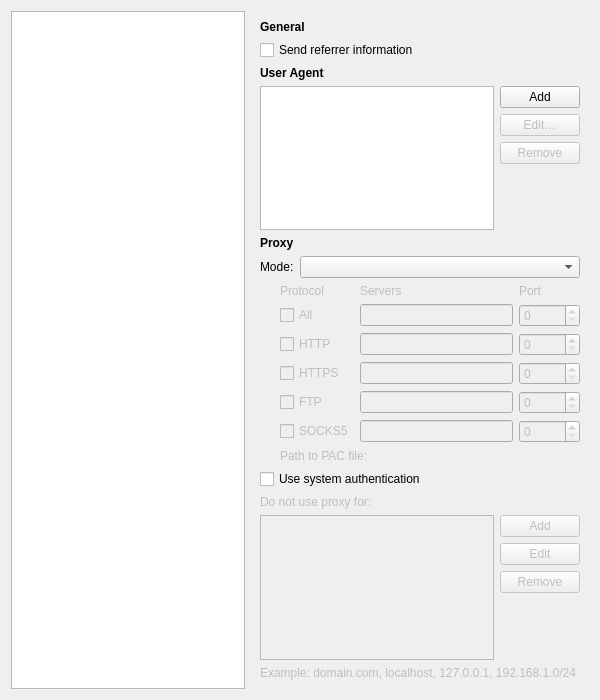
This is src/ui/preferences/PreferencesAdvancedPageWidget.ui in OtterBrowser/otter-browser as Qt 5 draws it before an edit. The edited form follows.
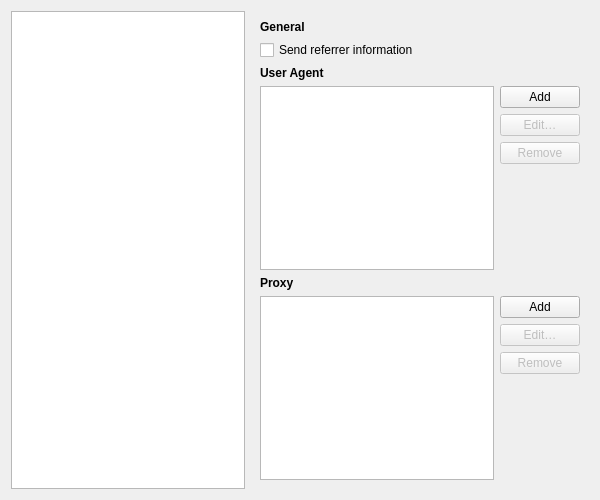
This is the edited form. The open tabs and pages were chosen to show the change. Custom widgets are drawn as their Qt base class.

Commit message: Drop old proxy configuration UI, references #785

Diff of the .ui file:
```diff
--- a/src/ui/preferences/PreferencesAdvancedPageWidget.ui
+++ b/src/ui/preferences/PreferencesAdvancedPageWidget.ui
@@ -7,7 +7,7 @@
     <x>0</x>
     <y>0</y>
     <width>600</width>
-    <height>700</height>
+    <height>500</height>
    </rect>
   </property>
   <layout class="QHBoxLayout" name="horizontalLayout">
@@ -673,7 +673,7 @@
      <widget class="QWidget" name="programsPage"/>
      <widget class="QWidget" name="historyPage"/>
      <widget class="QWidget" name="networkPage">
-      <layout class="QVBoxLayout" name="networkPageLayout" stretch="0,0,0,0,0,0,0,0,0,0">
+      <layout class="QVBoxLayout" name="networkPageLayout" stretch="0,0,0,1,0,1,0">
        <item>
         <widget class="QLabel" name="advancedGeneralHeader">
          <property name="font">
@@ -791,327 +791,75 @@
         </widget>
        </item>
        <item>
-        <layout class="QFormLayout" name="proxyModeLayout">
-         <item row="0" column="0">
-          <widget class="QLabel" name="proxyModeLabel">
-           <property name="text">
-            <string>Mode:</string>
+        <layout class="QHBoxLayout" name="proxiesLayout">
+         <item>
+          <widget class="Otter::ItemViewWidget" name="proxiesViewWidget">
+           <property name="editTriggers">
+            <set>QAbstractItemView::NoEditTriggers</set>
            </property>
-           <property name="buddy">
-            <cstring>proxyModeComboBox</cstring>
-           </property>
-          </widget>
-         </item>
-         <item row="0" column="1">
-          <widget class="QComboBox" name="proxyModeComboBox">
-           <property name="enabled">
+           <property name="dragEnabled">
             <bool>true</bool>
            </property>
-          </widget>
-         </item>
-        </layout>
-       </item>
-       <item>
-        <layout class="QHBoxLayout" name="proxyConfigurationLayout">
-         <item>
-          <spacer name="proxyConfigurationSpacer">
-           <property name="orientation">
-            <enum>Qt::Horizontal</enum>
+           <property name="dragDropMode">
+            <enum>QAbstractItemView::DragDrop</enum>
            </property>
-           <property name="sizeType">
-            <enum>QSizePolicy::Fixed</enum>
+           <property name="defaultDropAction">
+            <enum>Qt::MoveAction</enum>
            </property>
-           <property name="sizeHint" stdset="0">
-            <size>
-             <width>20</width>
-             <height>0</height>
-            </size>
+           <property name="alternatingRowColors">
+            <bool>true</bool>
            </property>
-          </spacer>
+           <attribute name="headerDefaultSectionSize">
+            <number>250</number>
+           </attribute>
+          </widget>
          </item>
          <item>
-          <layout class="QVBoxLayout" name="proxyConfigurationModesLayout">
+          <layout class="QVBoxLayout" name="proxiesButtonsLayout">
            <item>
-            <widget class="QWidget" name="manualProxyConfigurationWidget" native="true">
+            <widget class="QPushButton" name="proxiesAddButton">
+             <property name="text">
+              <string>Add</string>
+             </property>
+            </widget>
+           </item>
+           <item>
+            <widget class="QPushButton" name="proxiesEditButton">
              <property name="enabled">
               <bool>false</bool>
              </property>
-             <layout class="QGridLayout" name="manualProxyConfigurationLayout">
-              <property name="leftMargin">
-               <number>0</number>
-              </property>
-              <property name="topMargin">
-               <number>0</number>
-              </property>
-              <property name="rightMargin">
-               <number>0</number>
-              </property>
-              <property name="bottomMargin">
-               <number>0</number>
-              </property>
-              <item row="2" column="1">
-               <widget class="QLineEdit" name="httpProxyServersLineEdit">
-                <property name="enabled">
-                 <bool>false</bool>
-                </property>
-               </widget>
-              </item>
-              <item row="2" column="2">
-               <widget class="QSpinBox" name="httpProxyPortSpinBox">
-                <property name="enabled">
-                 <bool>false</bool>
-                </property>
-                <property name="maximum">
-                 <number>65535</number>
-                </property>
-               </widget>
-              </item>
-              <item row="3" column="2">
-               <widget class="QSpinBox" name="httpsProxyPortSpinBox">
-                <property name="enabled">
-                 <bool>false</bool>
-                </property>
-                <property name="maximum">
-                 <number>65535</number>
-                </property>
-               </widget>
-              </item>
-              <item row="3" column="1">
-               <widget class="QLineEdit" name="httpsProxyServersLineEdit">
-                <property name="enabled">
-                 <bool>false</bool>
-                </property>
-               </widget>
-              </item>
-              <item row="5" column="2">
-               <widget class="QSpinBox" name="socksProxyPortSpinBox">
-                <property name="enabled">
-                 <bool>false</bool>
-                </property>
-                <property name="maximum">
-                 <number>65535</number>
-                </property>
-               </widget>
-              </item>
-              <item row="4" column="2">
-               <widget class="QSpinBox" name="ftpProxyPortSpinBox">
-                <property name="enabled">
-                 <bool>false</bool>
-                </property>
-                <property name="maximum">
-                 <number>65535</number>
-                </property>
-               </widget>
-              </item>
-              <item row="0" column="2">
-               <widget class="QLabel" name="proxyPortLabel">
-                <property name="text">
-                 <string>Port</string>
-                </property>
-               </widget>
-              </item>
-              <item row="0" column="0">
-               <widget class="QLabel" name="proxyProtocolabel">
-                <property name="text">
-                 <string>Protocol</string>
-                </property>
-               </widget>
-              </item>
-              <item row="0" column="1">
-               <widget class="QLabel" name="proxyServerLabel">
-                <property name="text">
-                 <string>Servers</string>
-                </property>
-               </widget>
-              </item>
-              <item row="4" column="0">
-               <widget class="QCheckBox" name="ftpProxyCheckBox">
-                <property name="text">
-                 <string>FTP</string>
-                </property>
-               </widget>
-              </item>
-              <item row="5" column="0">
-               <widget class="QCheckBox" name="socksProxyCheckBox">
-                <property name="text">
-                 <string>SOCKS5</string>
-                </property>
-               </widget>
-              </item>
-              <item row="2" column="0">
-               <widget class="QCheckBox" name="httpProxyCheckBox">
-                <property name="text">
-                 <string>HTTP</string>
-                </property>
-               </widget>
-              </item>
-              <item row="5" column="1">
-               <widget class="QLineEdit" name="socksProxyServersLineEdit">
-                <property name="enabled">
-                 <bool>false</bool>
-                </property>
-               </widget>
-              </item>
-              <item row="3" column="0">
-               <widget class="QCheckBox" name="httpsProxyCheckBox">
-                <property name="text">
-                 <string>HTTPS</string>
-                </property>
-               </widget>
-              </item>
-              <item row="4" column="1">
-               <widget class="QLineEdit" name="ftpProxyServersLineEdit">
-                <property name="enabled">
-                 <bool>false</bool>
-                </property>
-               </widget>
-              </item>
-              <item row="1" column="0">
-               <widget class="QCheckBox" name="allProxyCheckBox">
-                <property name="text">
-                 <string>All</string>
-                </property>
-               </widget>
-              </item>
-              <item row="1" column="1">
-               <widget class="QLineEdit" name="allProxyServersLineEdit"/>
-              </item>
-              <item row="1" column="2">
-               <widget class="QSpinBox" name="allProxyPortSpinBox">
-                <property name="maximum">
-                 <number>65535</number>
-                </property>
-               </widget>
-              </item>
-             </layout>
+             <property name="text">
+              <string>Edit…</string>
+             </property>
             </widget>
            </item>
            <item>
-            <widget class="QWidget" name="automaticProxyConfigurationWidget" native="true">
+            <widget class="QPushButton" name="proxiesRemoveButton">
              <property name="enabled">
               <bool>false</bool>
              </property>
-             <layout class="QHBoxLayout" name="automaticProxyConfigurationLayout">
-              <property name="leftMargin">
-               <number>0</number>
-              </property>
-              <property name="topMargin">
-               <number>0</number>
-              </property>
-              <property name="rightMargin">
-               <number>0</number>
-              </property>
-              <property name="bottomMargin">
-               <number>0</number>
-              </property>
-              <item>
-               <widget class="QLabel" name="automaticProxyConfigurationLabel">
-                <property name="text">
-                 <string>Path to PAC file:</string>
-                </property>
-               </widget>
-              </item>
-              <item>
-               <widget class="Otter::FilePathWidget" name="automaticProxyConfigurationFilePathWidget" native="true"/>
-              </item>
-             </layout>
+             <property name="text">
+              <string>Remove</string>
+             </property>
             </widget>
            </item>
+           <item>
+            <spacer name="proxiesSpacer">
+             <property name="orientation">
+              <enum>Qt::Vertical</enum>
+             </property>
+             <property name="sizeHint" stdset="0">
+              <size>
+               <width>0</width>
+               <height>0</height>
+              </size>
+             </property>
+            </spacer>
+           </item>
           </layout>
          </item>
         </layout>
        </item>
-       <item>
-        <widget class="QCheckBox" name="proxySystemAuthentication">
-         <property name="text">
-          <string>Use system authentication</string>
-         </property>
-        </widget>
-       </item>
-       <item>
-        <widget class="QWidget" name="proxyExceptionsWidget" native="true">
-         <property name="enabled">
-          <bool>false</bool>
-         </property>
-         <layout class="QVBoxLayout" name="proxyExceptionslLayout">
-          <property name="leftMargin">
-           <number>0</number>
-          </property>
-          <property name="topMargin">
-           <number>0</number>
-          </property>
-          <property name="rightMargin">
-           <number>0</number>
-          </property>
-          <property name="bottomMargin">
-           <number>0</number>
-          </property>
-          <item>
-           <widget class="QLabel" name="proxyExceptionsLabel">
-            <property name="text">
-             <string>Do not use proxy for:</string>
-            </property>
-           </widget>
-          </item>
-          <item>
-           <layout class="QHBoxLayout" name="proxyExceptionsHorizontalLayout">
-            <item>
-             <widget class="Otter::ItemViewWidget" name="proxyExceptionsItemView">
-              <property name="headerHidden">
-               <bool>true</bool>
-              </property>
-             </widget>
-            </item>
-            <item>
-             <layout class="QVBoxLayout" name="proxyExceptionsVerticalLayout" stretch="0,0,0,1">
-              <item>
-               <widget class="QPushButton" name="addProxyExceptionButton">
-                <property name="text">
-                 <string>Add</string>
-                </property>
-               </widget>
-              </item>
-              <item>
-               <widget class="QPushButton" name="editProxyExceptionButton">
-                <property name="text">
-                 <string>Edit</string>
-                </property>
-               </widget>
-              </item>
-              <item>
-               <widget class="QPushButton" name="removeProxyExceptionButton">
-                <property name="text">
-                 <string>Remove</string>
-                </property>
-               </widget>
-              </item>
-              <item>
-               <spacer name="proxyExceptionsSpacer">
-                <property name="orientation">
-                 <enum>Qt::Vertical</enum>
-                </property>
-                <property name="sizeHint" stdset="0">
-                 <size>
-                  <width>20</width>
-                  <height>40</height>
-                 </size>
-                </property>
-               </spacer>
-              </item>
-             </layout>
-            </item>
-           </layout>
-          </item>
-          <item>
-           <widget class="QLabel" name="proxyExceptionsExampleLabel">
-            <property name="text">
-             <string>Example: domain.com, localhost, 127.0.0.1, 192.168.1.0/24</string>
-            </property>
-           </widget>
-          </item>
-         </layout>
-        </widget>
-       </item>
        <item>
         <spacer name="networkPageSpacer">
          <property name="orientation">
```
The commit also changes 2 other files.
